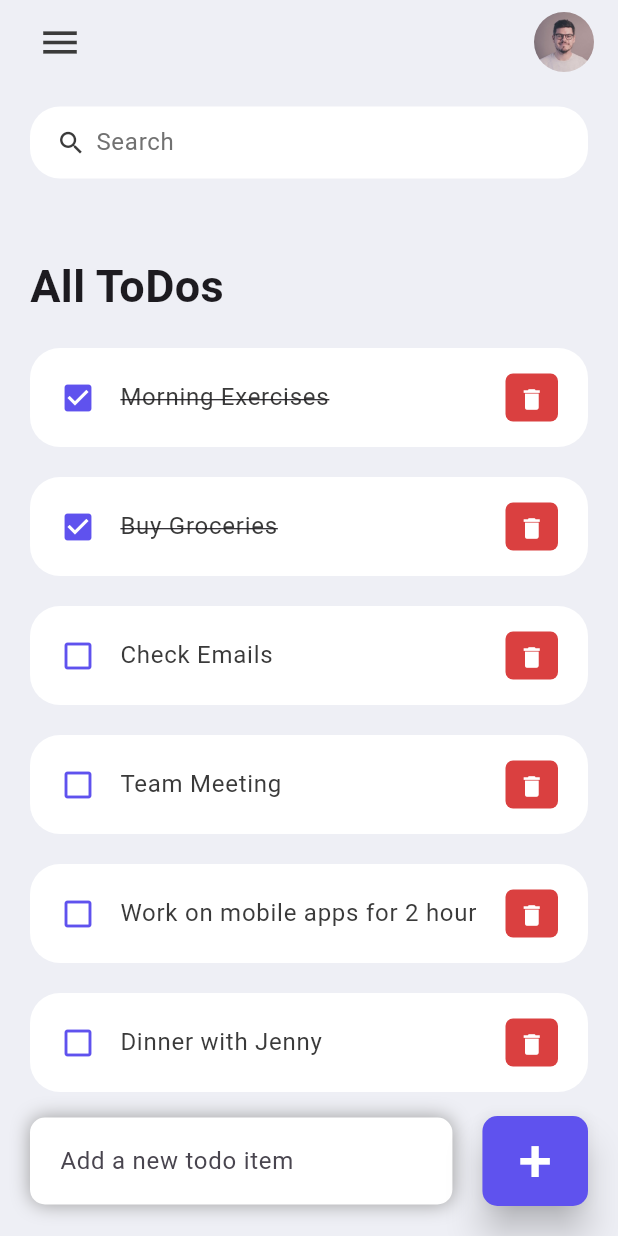
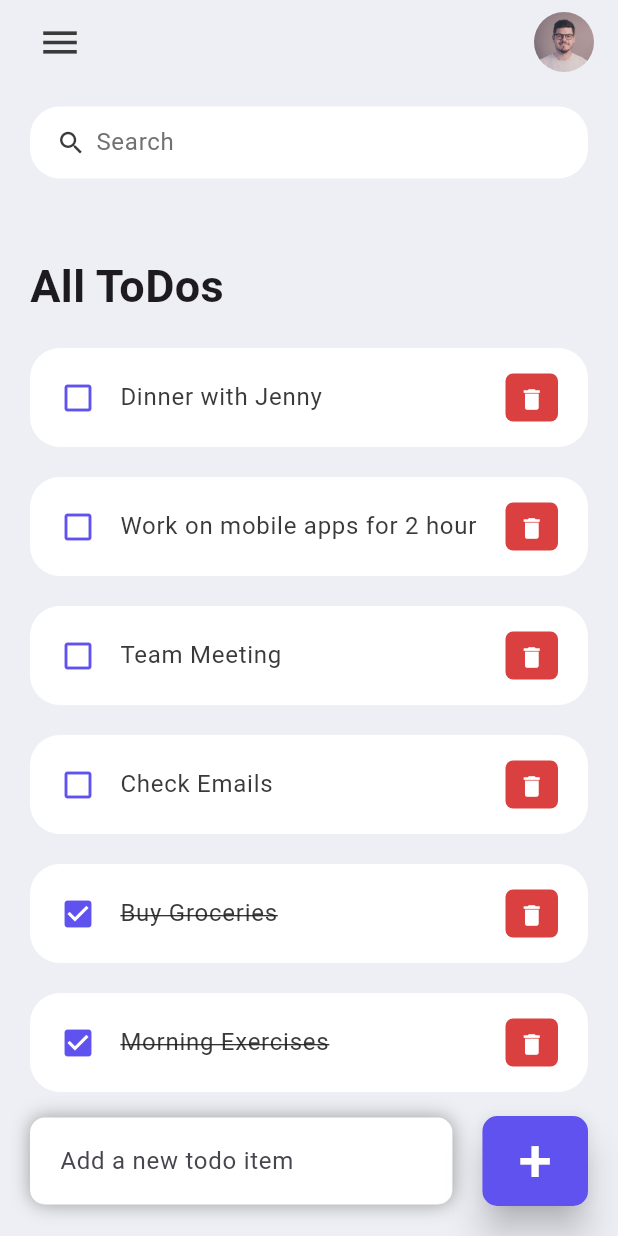
Before and after one commit to harshalrajnoor/to_do_app, a Flutter app: the screen it shows after launch, on a phone screen of 412 x 824 dp. Run offline on Flutter 3.47's test engine with Material 3 defaults, Android fonts, the phone set to English and light mode, and no system bars.

Commit message:
added search functionality

```diff
--- a/lib/screens/home.dart
+++ b/lib/screens/home.dart
@@ -14,6 +14,14 @@ class Home extends StatefulWidget {
 
 class _HomeState extends State<Home> {
   final todoList = ToDo.todoList();
+  List<ToDo> _foundToDO = [];
+  final _todoController = TextEditingController();
+
+  @override
+  void initState() {
+    _foundToDO = todoList;
+    super.initState();
+  }
 
   @override
   Widget build(BuildContext context) {
@@ -38,7 +46,7 @@ class _HomeState extends State<Home> {
                               fontSize: 30, fontWeight: FontWeight.bold),
                         ),
                       ),
-                      for (ToDo todo in todoList)
+                      for (ToDo todo in _foundToDO.reversed)
                         ToDoItem(
                           todo: todo,
                           onToDoChanged: _handleToDoChange,
@@ -56,8 +64,10 @@ class _HomeState extends State<Home> {
               children: [
                 Expanded(
                   child: Container(
-                    margin: EdgeInsets.only(bottom: 20, right: 20, left: 20),
-                    padding: EdgeInsets.symmetric(horizontal: 20, vertical: 5),
+                    margin:
+                        const EdgeInsets.only(bottom: 20, right: 20, left: 20),
+                    padding:
+                        const EdgeInsets.symmetric(horizontal: 20, vertical: 5),
                     decoration: BoxDecoration(
                       color: Colors.white,
                       boxShadow: const [
@@ -70,7 +80,8 @@ class _HomeState extends State<Home> {
                       borderRadius: BorderRadius.circular(10),
                     ),
                     child: TextField(
-                      decoration: InputDecoration(
+                      controller: _todoController,
+                      decoration: const InputDecoration(
                           hintText: 'Add a new todo item',
                           border: InputBorder.none),
                     ),
@@ -79,7 +90,9 @@ class _HomeState extends State<Home> {
                 Container(
                   margin: const EdgeInsets.only(bottom: 20, right: 20),
                   child: ElevatedButton(
-                    onPressed: () {},
+                    onPressed: () {
+                      _addToDoItem(_todoController.text);
+                    },
                     style: ElevatedButton.styleFrom(
                       backgroundColor: tdBlue,
                       foregroundColor: Colors.white,
@@ -115,13 +128,39 @@ class _HomeState extends State<Home> {
     });
   }
 
+  void _addToDoItem(String toDo) {
+    setState(() {
+      todoList.add(ToDo(
+          id: DateTime.now().millisecondsSinceEpoch.toString(),
+          todoText: toDo));
+    });
+    _todoController.clear();
+  }
+
+  void _runFilter(String enteredKeyword) {
+    List<ToDo> results = [];
+    if (enteredKeyword.isEmpty) {
+      results = todoList;
+    } else {
+      results = todoList
+          .where((element) => element.todoText!
+              .toLowerCase()
+              .contains(enteredKeyword.toLowerCase()))
+          .toList();
+    }
+    setState(() {
+      _foundToDO = results;
+    });
+  }
+
   Widget searchBox() {
     return Container(
       padding: const EdgeInsets.symmetric(horizontal: 15),
       decoration: BoxDecoration(
           color: Colors.white, borderRadius: BorderRadius.circular(20)),
-      child: const TextField(
-        decoration: InputDecoration(
+      child: TextField(
+        onChanged: (value) => _runFilter(value),
+        decoration: const InputDecoration(
           contentPadding: EdgeInsets.all(0),
           prefixIcon: Icon(
             Icons.search,
```
